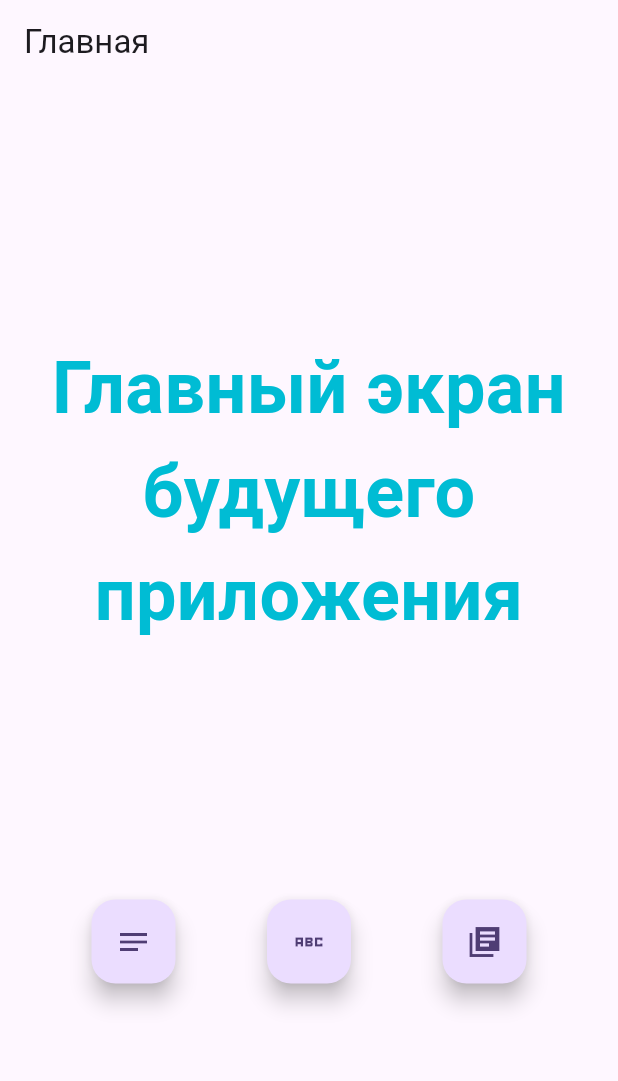
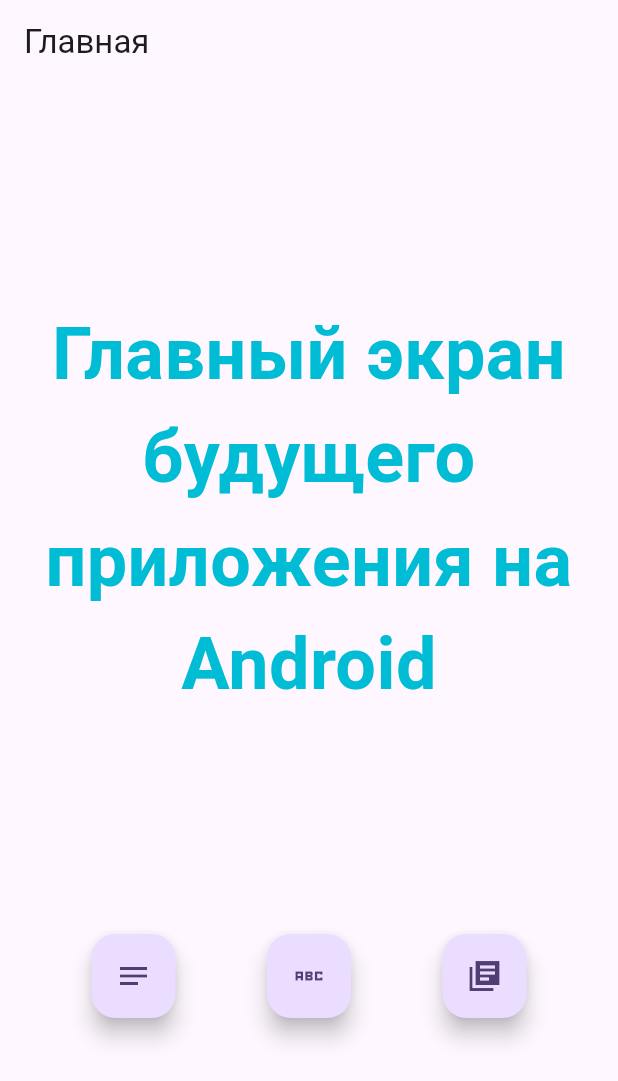
Before and after one commit to ZaVengefulOne/shy_flutter, a Flutter app: the FourthWidget screen opened directly, after a tap on the "done" icon, on a phone screen of 412 x 824 dp. Shown: the top 1081 px of the screen. Run offline on Flutter 3.47's test engine with Material 3 defaults, Android fonts, the light colour scheme and no system bars.

Commit message:
Fifth practice somewhat done

```diff
--- a/lib/main.dart
+++ b/lib/main.dart
@@ -1,3 +1,6 @@
+import 'dart:io';
+
+import 'package:flutter/foundation.dart';
 import 'package:flutter/material.dart';
 
 void main() {
@@ -148,19 +151,37 @@
       appBar: AppBar(title: Text("Основы работы с приложением: 3")),
       body: Center( child:  Column(mainAxisAlignment: MainAxisAlignment.spaceEvenly,   children: <Widget>[ Text("По всем вопросам обращайтесь в телегу "
           "\n@The_VengefulOne", style: TextStyle(fontWeight: FontWeight.bold, color: Colors.cyan, fontSize: 36), textAlign: TextAlign.center), FloatingActionButton(onPressed: (){
-        Navigator.pushAndRemoveUntil(context, MaterialPageRoute(builder: (context) => MainPage()), (Route<dynamic> route) => false);
+        Navigator.pushAndRemoveUntil(context, MaterialPageRoute(builder: (context) => MainScreen()), (Route<dynamic> route) => false);
       },child: const Icon(Icons.done_sharp))]),
     ));
   }
 }
 
-class MainPage extends StatelessWidget{
+class MainScreen extends StatelessWidget{
+  late String platform;
   @override
   Widget build(BuildContext context) {
+    if (kIsWeb == true){
+      platform = "Web";
+    }else {
+      if (Platform.isAndroid == true) {
+        platform = "Android";
+      } else if (Platform.isLinux == true) {
+        platform = "Linux";
+      } else if (Platform.isWindows == true) {
+        platform = "Windows";
+      } else if (Platform.isMacOS == true) {
+        platform = "MacOS";
+      } else if (Platform.isIOS == true) {
+        platform = "IOS";
+      } else if (Platform.isFuchsia == true) {
+        platform = "Fuchsia";
+      }
+    }
     return Scaffold(
       appBar: AppBar(title: Text("Главная")),
       body: Center(child: Column (mainAxisAlignment: MainAxisAlignment.spaceEvenly, children: <Widget> [
-        const Text("Главный экран будущего приложения",
+         Text("Главный экран будущего приложения на $platform",
           style: TextStyle(fontWeight: FontWeight.bold, color: Colors.cyan, fontSize: 48), textAlign: TextAlign.center),
       Row(mainAxisAlignment: MainAxisAlignment.spaceEvenly, children: <Widget> [
         FloatingActionButton(onPressed: (){
```
